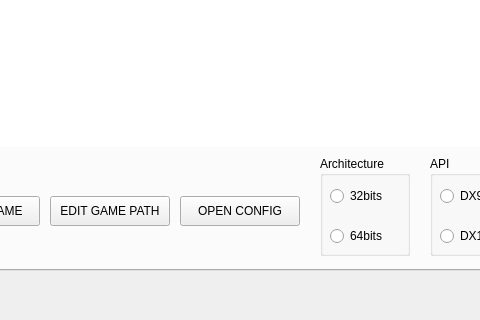
Above: src/ui/main.ui from ddc/ReShadeUtils before the change; both pictures show x 252 to 732 and y 380 to 700 of the 950 by 700 pixel window. Below: the same form after it.
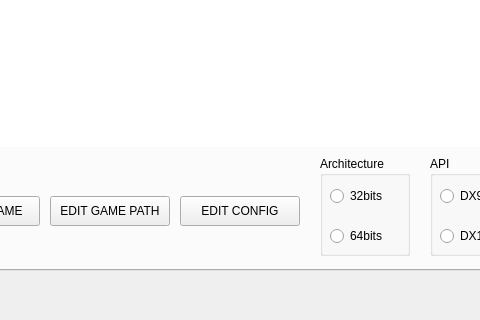
That is the form after the change.

```diff
--- a/src/ui/main.ui
+++ b/src/ui/main.ui
@@ -390,7 +390,7 @@
       <string>Click to edit the game path</string>
      </property>
      <property name="text">
-      <string>OPEN CONFIG</string>
+      <string>EDIT CONFIG</string>
      </property>
     </widget>
    </widget>
```
Left out of the diff: 14 changed lines with no effect on the pictures.
